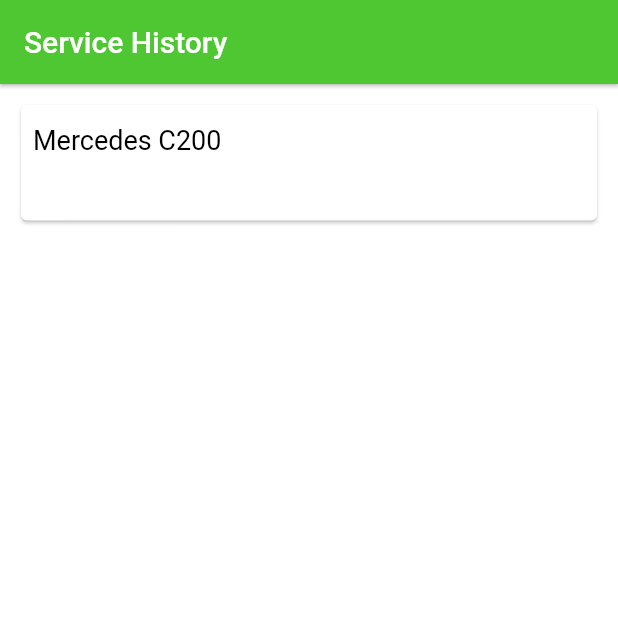
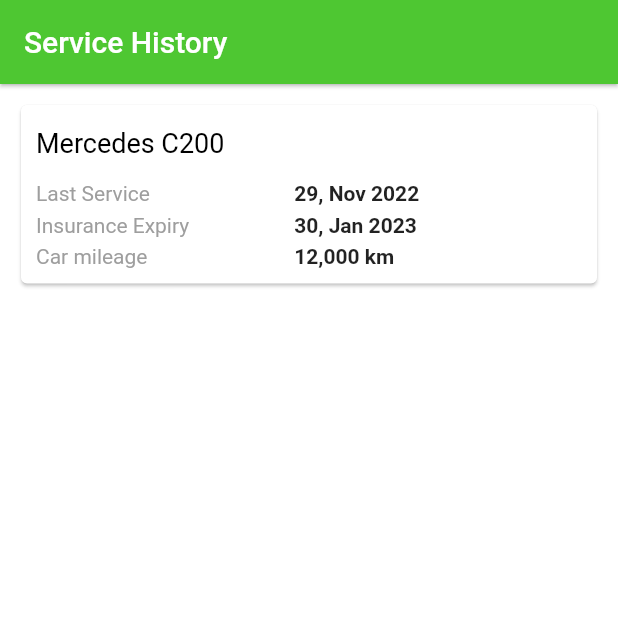
Before and after one commit to iZeroKim/Uado, a Flutter app: the screen it shows after launch, on a phone screen of 412 x 824 dp, the top half of it. Run offline on Flutter 3.47's test engine with Material 2 defaults, Android fonts, the phone set to English and light mode, and no system bars; our stand-ins replace getwidget, image_picker.

Commit message:
Show vehicle last service date, insurance expiry and mileage

```diff
--- a/lib/screens/services.dart
+++ b/lib/screens/services.dart
@@ -35,10 +35,10 @@ class _ServicesState extends State<Services> {
                           width: double.infinity,
                         ),
                         Padding(
-                          padding: const EdgeInsets.all(8.0),
+                          padding: const EdgeInsets.all(10.0),
                           child: Column(
                             crossAxisAlignment: CrossAxisAlignment.start,
-                            children: const [
+                            children: [
                               Text(
                                 "Mercedes C200",
                                 style: TextStyle(
@@ -47,7 +47,36 @@ class _ServicesState extends State<Services> {
                               SizedBox(
                                 height: 15.0,
                               ),
-                              SizedBox(height: 20.0)
+                              Row(
+                                children: [
+                                  Column(
+                                    crossAxisAlignment: CrossAxisAlignment.start,
+                                    children: const [
+                                      Text("Last Service", style: TextStyle(color: Colors.grey),),
+                                      SizedBox(height: 5.0, ),
+                                      Text("Insurance Expiry", style: TextStyle(color: Colors.grey),),
+                                      SizedBox(height: 5.0,),
+                                      Text("Car mileage", style: TextStyle(color: Colors.grey),)
+                                    ],
+                                  ),
+                                  SizedBox(width: 70,),
+                                  Padding(
+                                    padding: const EdgeInsets.only(right: 20),
+                                    child: Column(
+                                      crossAxisAlignment: CrossAxisAlignment.start,
+                                      children: const [
+                                        Text("29, Nov 2022", style: TextStyle(fontWeight: FontWeight.bold),),
+                                        SizedBox(height: 5.0,),
+                                        Text("30, Jan 2023", style: TextStyle(fontWeight: FontWeight.bold)),
+                                        SizedBox(height: 5.0,),
+                                        Text("12,000 km", style: TextStyle(fontWeight: FontWeight.bold))
+                                      ],
+                                    ),
+                                  ),
+                                  SizedBox(height: 15,)
+
+                                ],
+                              )
                             ],
                           ),
                         )
```
